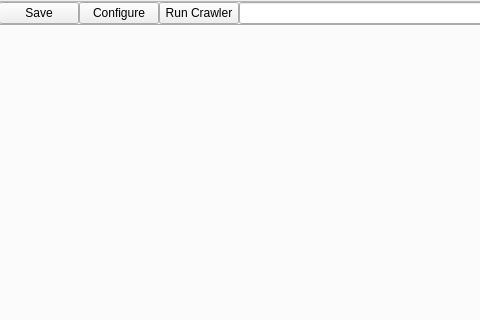
First picture: the form in crawley/web_browser/GUI/base.ui, repository jmg/crawley, before the edit; both pictures show x 283 to 763 and y 0 to 320 of the 1132 by 671 pixel window.
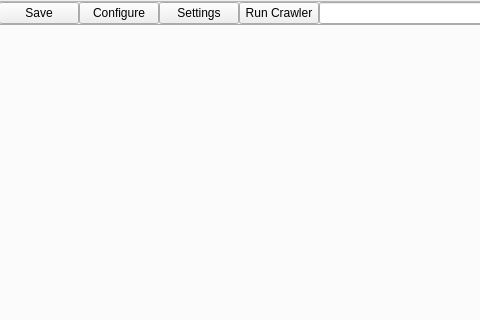
Second picture: the form after the edit.

Commit message: Frm settings added

```diff
--- a/crawley/web_browser/GUI/base.ui
+++ b/crawley/web_browser/GUI/base.ui
@@ -101,6 +101,13 @@
            </property>
           </widget>
          </item>
+         <item>
+          <widget class="QPushButton" name="bt_settings">
+           <property name="text">
+            <string>Settings</string>
+           </property>
+          </widget>
+         </item>
          <item>
           <widget class="QPushButton" name="bt_run">
            <property name="text">
```
The commit also changes 8 other files.
